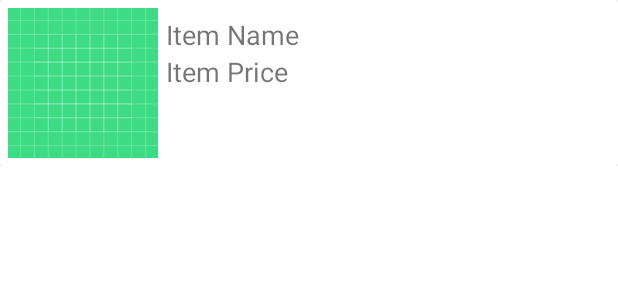
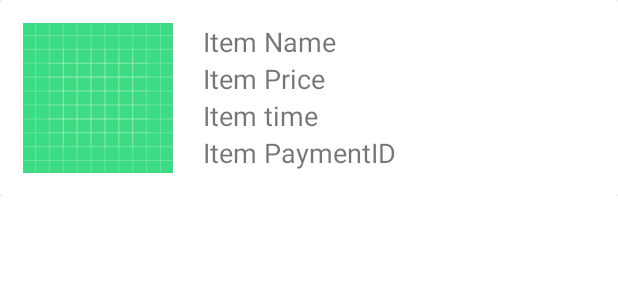
Before and after one commit to kathuriabhinav/vShop, an Android app: the layout single_order_item.xml on its own in the app's theme, with its tools: preview values and no code run, on a phone screen of 412 x 824 dp. Shown: the top 300 px of the screen. Run offline under Robolectric (Android 15) with nearby library versions, the phone set to English and light mode, and no system bars.

Commit message:
order
order

```diff
--- a/app/src/main/res/layout/single_order_item.xml
+++ b/app/src/main/res/layout/single_order_item.xml
@@ -15,6 +15,7 @@
 
             <LinearLayout
                 android:orientation="horizontal"
+                android:padding="10dp"
                 android:layout_width="wrap_content"
                 android:layout_height="wrap_content">
 
@@ -27,7 +28,7 @@
             </LinearLayout>
 
             <LinearLayout
-                android:padding="5dp"
+                android:padding="10dp"
                 android:orientation="vertical"
                 android:layout_width="wrap_content"
                 android:layout_height="wrap_content">
@@ -45,6 +46,18 @@
                     android:text="Item Price"
                     android:layout_width="wrap_content"
                     android:layout_height="wrap_content"/>
+                <TextView
+                    android:id="@+id/order_time"
+                    android:textSize="18sp"
+                    android:text="Item time"
+                    android:layout_width="wrap_content"
+                    android:layout_height="wrap_content"/>
+                <TextView
+                    android:id="@+id/order_paymentid"
+                    android:textSize="18sp"
+                    android:text="Item PaymentID"
+                    android:layout_width="wrap_content"
+                    android:layout_height="wrap_content"/>
 
             </LinearLayout>
 
```
Also changed, not shown: app/src/main/java/com/example/vshop/OrderActivity.java (+6 -6 lines), app/src/main/java/com/example/vshop/adapters/OrderAdapter.java (+14 -8 lines), app/src/main/java/com/example/vshop/helperClasses/Order.java (added, +61 -0 lines).
